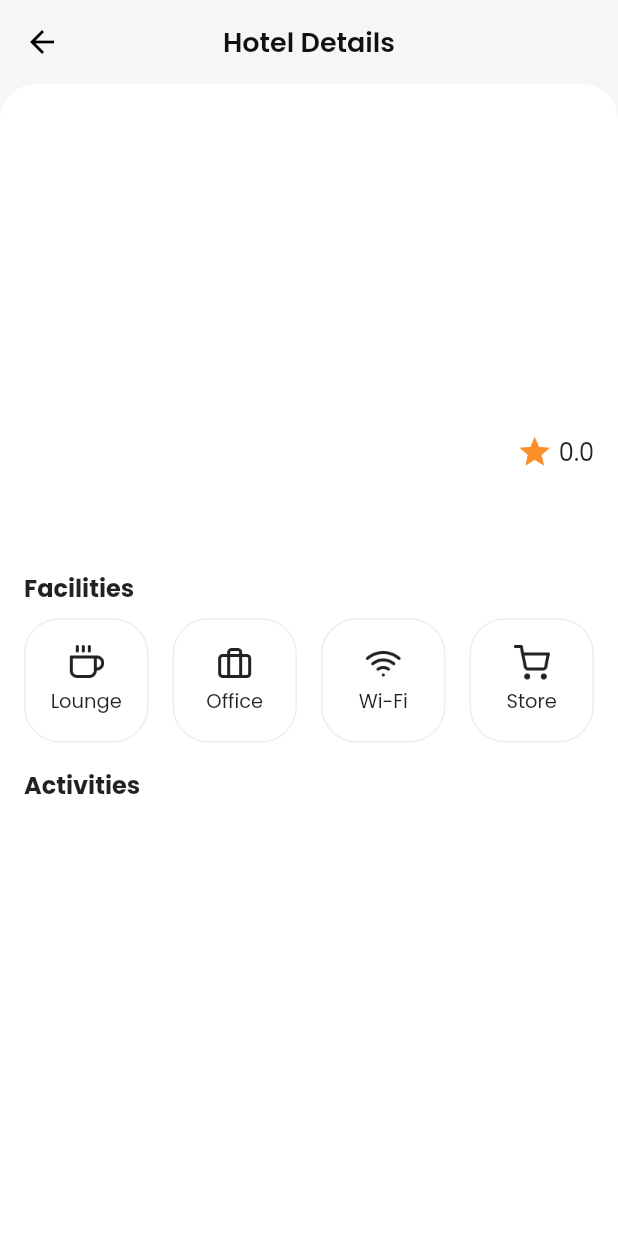
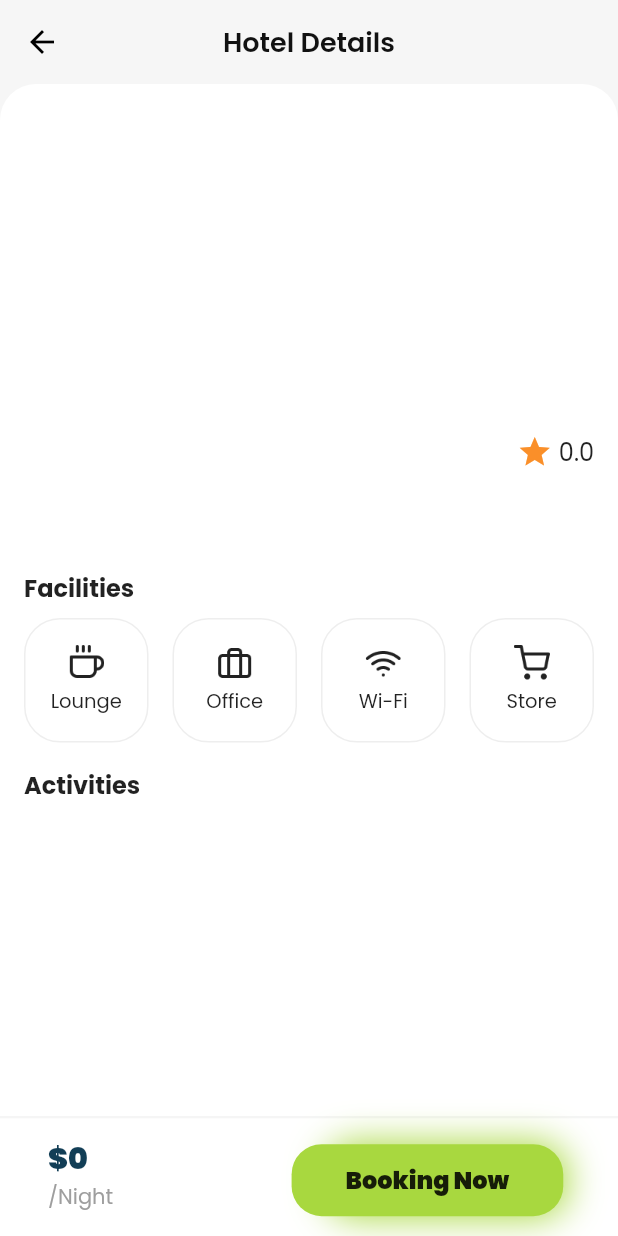
Before and after one commit to pfnazhmi/hotelio, a Flutter app: the DetailHotel screen opened directly with empty values, on a phone screen of 412 x 824 dp. Run offline on Flutter 3.47's test engine with Material 2 defaults, Android fonts, the phone set to English and light mode, and no system bars; our stand-ins replace cloud_firestore, firebase_auth, firebase_core, flutter_rating_bar, get, google_fonts and 1 more; missing offline and left inert: d_info; accounts and stored records are empty.

Commit message:
detail page hotel

```diff
--- a/lib/main.dart
+++ b/lib/main.dart
@@ -6,6 +6,7 @@ import 'package:hotelio/config/app_color.dart';
 import 'package:hotelio/config/app_route.dart';
 import 'package:hotelio/config/session.dart';
 import 'package:hotelio/model/user.dart';
+import 'package:hotelio/page/checkout_page.dart';
 import 'package:hotelio/page/detail_hotel.dart';
 import 'package:hotelio/page/home_page.dart';
 import 'package:hotelio/page/sign_in.dart';
@@ -48,7 +49,7 @@ class MyApp extends StatelessWidget {
               if (snapshot.data == null || snapshot.data!.id == null) {
                 return HomePage();
               } else {
-                return const SplashPage();
+                return SplashPage();
               }
             },
           );
@@ -57,7 +58,7 @@ class MyApp extends StatelessWidget {
         AppRoute.home: (context) => HomePage(),
         AppRoute.signin: (context) => SignIn(),
         AppRoute.detail: (context) => DetailHotel(),
-        AppRoute.checkout: (context) => const SplashPage(),
+        AppRoute.checkout: (context) => const CheckoutPage(),
         AppRoute.checkoutSuccess: (context) => const SplashPage(),
         AppRoute.detailBooking: (context) => const SplashPage(),
       },
--- a/lib/model/booking.dart
+++ b/lib/model/booking.dart
@@ -1,20 +1,4 @@
 class Booking {
-  String id;
-  String idHotel;
-  String cover;
-  String name;
-  String location;
-  String date;
-  int guest;
-  String breakfast;
-  String checkInTime;
-  int night;
-  int serviceFee;
-  int activities;
-  int totalPayment;
-  String status;
-  bool isDone;
-
   Booking({
     required this.id,
     required this.idHotel,
@@ -32,4 +16,74 @@ class Booking {
     required this.status,
     required this.isDone,
   });
+
+  String id;
+  String idHotel;
+  String cover;
+  String name;
+  String location;
+  String date;
+  int guest;
+  String breakfast;
+  String checkInTime;
+  int night;
+  int serviceFee;
+  int activities;
+  int totalPayment;
+  String status;
+  bool isDone;
+
+  factory Booking.fromJson(Map<String, dynamic> json) => Booking(
+        id: json["id"],
+        idHotel: json["id_hotel"],
+        cover: json["cover"],
+        name: json["name"],
+        location: json["location"],
+        date: json["date"],
+        guest: json["guest"],
+        breakfast: json["breakfast"],
+        checkInTime: json["check_in_time"],
+        night: json["night"],
+        serviceFee: json["service_fee"],
+        activities: json["activities"],
+        totalPayment: json["total_payment"],
+        status: json["status"],
+        isDone: json["is_done"],
+      );
+
+  Map<String, dynamic> toJson() => {
+        "id": id,
+        "id_hotel": idHotel,
+        "cover": cover,
+        "name": name,
+        "location": location,
+        "date": date,
+        "guest": guest,
+        "breakfast": breakfast,
+        "check_in_time": checkInTime,
+        "night": night,
+        "service_fee": serviceFee,
+        "activities": activities,
+        "total_payment": totalPayment,
+        "status": status,
+        "is_done": isDone,
+      };
 }
+
+Booking get initBooking => Booking(
+      id: '',
+      idHotel: '',
+      cover: '',
+      name: '',
+      location: '',
+      date: '',
+      guest: 0,
+      breakfast: '',
+      checkInTime: '',
+      night: 0,
+      serviceFee: 0,
+      activities: 0,
+      totalPayment: 0,
+      status: '',
+      isDone: false,
+    );
--- a/lib/page/detail_hotel.dart
+++ b/lib/page/detail_hotel.dart
@@ -1,10 +1,20 @@
 import 'package:flutter/material.dart';
+import 'package:get/get.dart';
 import 'package:hotelio/config/app_asset.dart';
 import 'package:hotelio/config/app_color.dart';
+import 'package:hotelio/config/app_format.dart';
+import 'package:hotelio/config/app_route.dart';
+import 'package:hotelio/model/booking.dart';
 import 'package:hotelio/model/hotel.dart';
+import 'package:hotelio/page/checkout_page.dart';
+import 'package:hotelio/widget/button_custom.dart';
 
 class DetailHotel extends StatelessWidget {
   DetailHotel({super.key});
+
+  final Rx<Booking> _bookedData = initBooking.obs;
+  Booking get bookedData => _bookedData.value;
+  set bookedData(Booking n) => _bookedData.value = n;
 
   final List facilities = [
     {
@@ -42,6 +52,48 @@ class DetailHotel extends StatelessWidget {
           ),
         ),
         centerTitle: true,
+      ),
+      bottomNavigationBar: Container(
+        decoration: BoxDecoration(
+            color: Colors.white,
+            border: Border(
+              top: BorderSide(color: Colors.grey[100]!, width: 1.5),
+            )),
+        height: 80,
+        padding: const EdgeInsets.fromLTRB(16, 12, 16, 8),
+        child: Row(
+          children: [
+            Expanded(
+              child: Column(
+                crossAxisAlignment: CrossAxisAlignment.start,
+                children: [
+                  Padding(
+                    padding: const EdgeInsets.symmetric(horizontal: 16),
+                    child: Text(
+                      AppFormat.currency(hotel.price.toDouble()),
+                      style: Theme.of(context).textTheme.titleLarge!.copyWith(
+                          color: AppColor.secondary,
+                          fontWeight: FontWeight.w900),
+                    ),
+                  ),
+                  const Padding(
+                    padding: EdgeInsets.symmetric(horizontal: 16),
+                    child: Text(
+                      "/Night",
+                      style: TextStyle(color: Colors.grey),
+                    ),
+                  )
+                ],
+              ),
+            ),
+            ButtonCustom(
+              label: "Booking Now",
+              onTap: () {
+                Navigator.pushReplacementNamed(context, AppRoute.checkout);
+              },
+            ),
+          ],
+        ),
       ),
       body: Container(
         decoration: const BoxDecoration(
@@ -90,14 +142,51 @@ class DetailHotel extends StatelessWidget {
             const SizedBox(
               height: 6,
             ),
-            SizedBox(
-              height: 105,
-              child: ListView.builder(
-                itemBuilder: (context, index) {},
-              ),
-            )
+            activities(hotel),
+            const SizedBox(
+              height: 20,
+            ),
           ],
         ),
+      ),
+    );
+  }
+
+  SizedBox activities(Hotel hotel) {
+    return SizedBox(
+      height: 105,
+      child: ListView.builder(
+        itemCount: hotel.activities.length,
+        scrollDirection: Axis.horizontal,
+        itemBuilder: (context, index) {
+          Map activity = hotel.activities[index];
+          return Padding(
+            padding: EdgeInsets.fromLTRB(
+              index == 0 ? 16 : 8,
+              0,
+              index == hotel.activities.length - 1 ? 16 : 8,
+              0,
+            ),
+            child: Column(
+              children: [
+                Expanded(
+                  child: ClipRRect(
+                    borderRadius: BorderRadius.circular(20),
+                    child: Image.network(
+                      activity['image'],
+                      width: 100,
+                      fit: BoxFit.cover,
+                    ),
+                  ),
+                ),
+                const SizedBox(
+                  height: 6,
+                ),
+                Text(activity['name'])
+              ],
+            ),
+          );
+        },
       ),
     );
   }
@@ -125,7 +214,7 @@ class DetailHotel extends StatelessWidget {
             ),
             Text(
               facilities[index]['label'],
-              style: TextStyle(fontSize: 13),
+              style: const TextStyle(fontSize: 13),
             )
           ]),
         );
--- /dev/null
+++ b/lib/source/booking_source.dart
@@ -0,0 +1,19 @@
+import 'package:cloud_firestore/cloud_firestore.dart';
+import 'package:firebase_core/firebase_core.dart';
+import 'package:hotelio/model/booking.dart';
+
+class BookingSource {
+  static Future<Booking?> checkIsBooked(String userID, String hotelID) async {
+    var result = await FirebaseFirestore.instance
+        .collection('User')
+        .doc(userID)
+        .collection("Booking")
+        .where("id_hotel", isEqualTo: hotelID)
+        .where("is_done", isEqualTo: false)
+        .get();
+    if (result.size > 0) {
+      return Booking.fromJson(result.docs[0].data());
+    }
+    return null;
+  }
+}
```
Also changed, not shown: lib/page/checkout_page.dart (added, +13 -0 lines).
